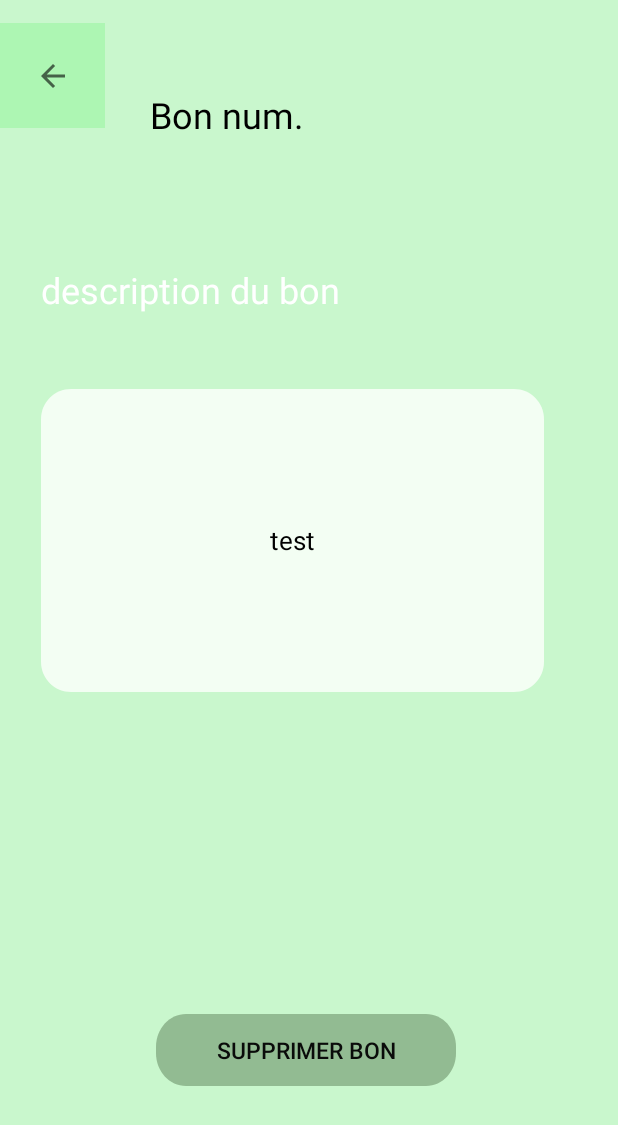
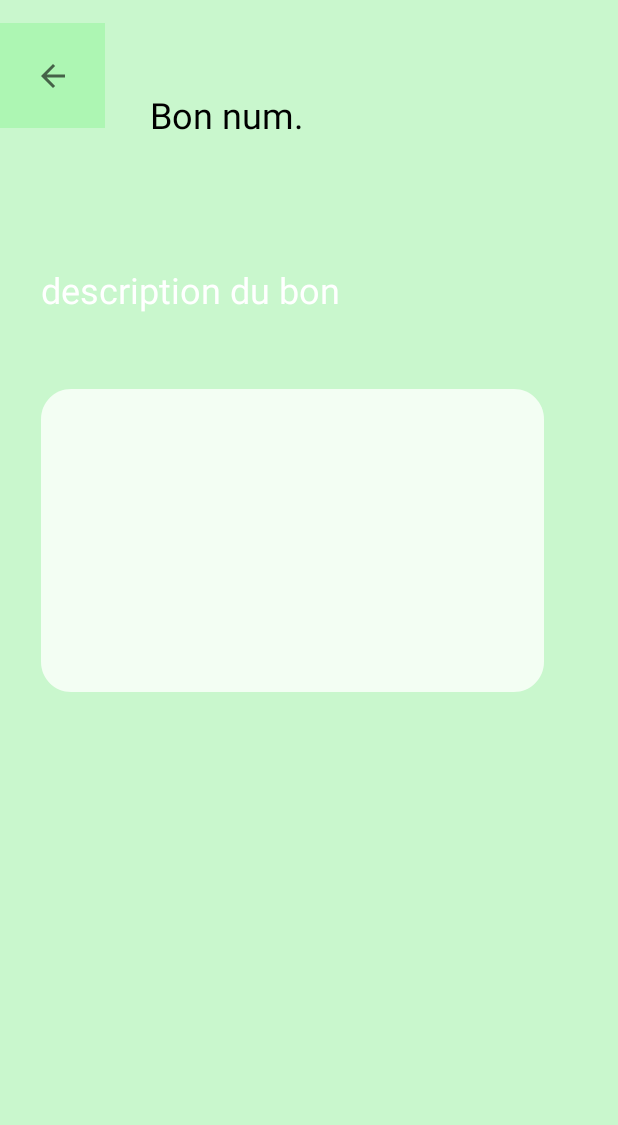
Before and after one commit to Arphaax/mspr-gostyle, an Android app: the layout activity_details_avtivity.xml on its own in the app's theme, with its tools: preview values and no code run, on a phone screen of 412 x 824 dp. Shown: the top 1125 px of the screen. Run offline under Robolectric (Android 15) with nearby library versions, the phone set to English and light mode, and no system bars.

Commit message:
Modification routes getqrcode

```diff
--- a/front/app/src/main/java/com/example/app_mspr_android/Interface/APIInterface.java
+++ b/front/app/src/main/java/com/example/app_mspr_android/Interface/APIInterface.java
@@ -2,6 +2,7 @@ package com.example.app_mspr_android.Interface;
 
 import com.example.app_mspr_android.model.QrcodeModel;
 import com.example.app_mspr_android.model.UserModel;
+import com.example.app_mspr_android.model.qrcodeLabel;
 
 import java.util.ArrayList;
 
@@ -25,8 +26,8 @@ public interface APIInterface {
     Call<ArrayList<QrcodeModel>> getAllQrcode(@Path("id") int id);
 
     @Headers("Content-Type: application/json")
-    @GET("/api/qrcodes/label/{location}")
-    Call<QrcodeModel> getQrcodeByLabel(@Path("location") String location);
+    @POST("/api/qrcodes/find")
+    Call<QrcodeModel> getQrcodeByLabel(@Body qrcodeLabel qrcodeLabel);
 
     @Headers("Content-Type: application/json")
     @DELETE("/api/qrcodes/{id}")
--- a/front/app/src/main/java/com/example/app_mspr_android/Repository/QrcodeRepository.java
+++ b/front/app/src/main/java/com/example/app_mspr_android/Repository/QrcodeRepository.java
@@ -2,6 +2,7 @@ package com.example.app_mspr_android.Repository;
 
 import com.example.app_mspr_android.Interface.IAPIService;
 import com.example.app_mspr_android.model.QrcodeModel;
+import com.example.app_mspr_android.model.qrcodeLabel;
 
 import java.util.ArrayList;
 
@@ -14,8 +15,8 @@ public class QrcodeRepository implements IAPIService {
         return apiInterface.getAllQrcode(id);
     }
 
-    public Call<QrcodeModel> getQrCodeByLabel(String id) {
-        return apiInterface.getQrcodeByLabel(id);
+    public Call<QrcodeModel> getQrCodeByLabel(qrcodeLabel label) {
+        return apiInterface.getQrcodeByLabel(label);
     }
 
     public Call<ResponseBody> deleteByID(int id) {
--- a/front/app/src/main/java/com/example/app_mspr_android/views_activity/ActivityQRCode.java
+++ b/front/app/src/main/java/com/example/app_mspr_android/views_activity/ActivityQRCode.java
@@ -20,6 +20,7 @@ public class ActivityQRCode extends AppCompatActivity implements ZXingScannerVie
     @Override
     public void onCreate(Bundle state) {
         super.onCreate(state);
+
         mScannerView = new ZXingScannerView(this);   // Programmatically initialize the scanner view
         setContentView(mScannerView);                // Set the scanner view as the content view
     }
--- a/front/app/src/main/res/layout/activity_details_avtivity.xml
+++ b/front/app/src/main/res/layout/activity_details_avtivity.xml
@@ -73,24 +73,12 @@
                 android:layout_marginLeft="27dp"
                 android:background="@drawable/description_label"
                 android:gravity="center"
-                android:text="test"
+                android:text='@{"Libelle :" +detailsvm.qrcodeModel.libelle +"\n"+ "Montant :"+detailsvm.qrcodeModel.montant}'
                 android:textColor="#000"
                 android:textSize="17dp" />
+
+
         </LinearLayout>
-
-        <Button
-            android:id="@+id/button2"
-            android:layout_width="200dp"
-            android:layout_height="wrap_content"
-            android:layout_alignParentEnd="true"
-            android:layout_alignParentBottom="true"
-            android:layout_marginEnd="108dp"
-            android:layout_marginBottom="100dp"
-            android:background="@drawable/button_color"
-            android:text="supprimer bon"
-            android:onClick="@{ ()-> detailsvm.deleteQrCode() }"
-            android:textColor="#FA070707"
-            android:textSize="15sp"></Button>
 
     </RelativeLayout>
 
```
Also changed, not shown: front/app/src/main/AndroidManifest.xml (+6 -4 lines), front/app/src/main/java/com/example/app_mspr_android/model/qrcodeLabel.java (added, +32 -0 lines), front/app/src/main/java/com/example/app_mspr_android/viewmodels/AccueilViewModel.java (+6 -2 lines).
